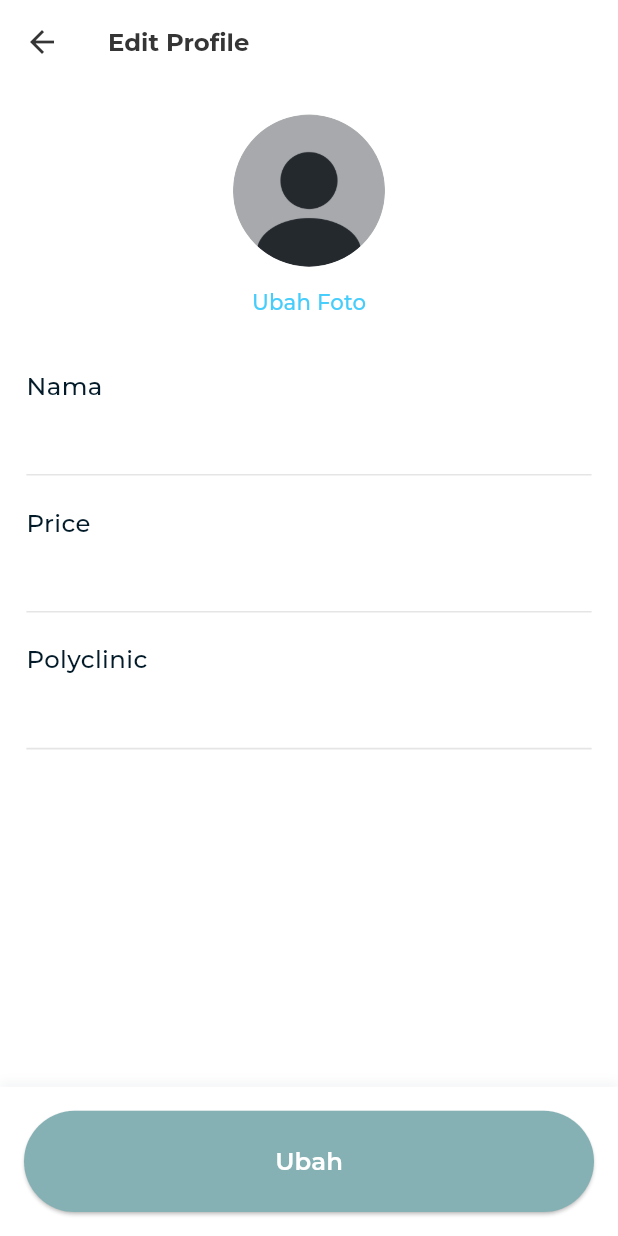
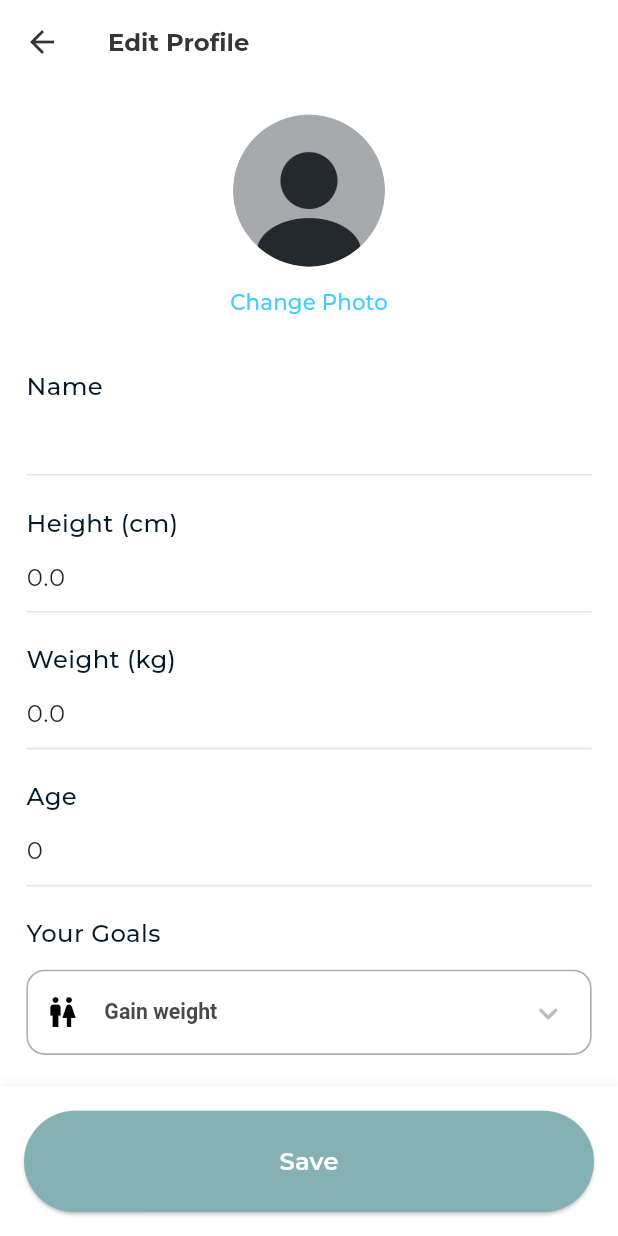
Before and after one commit to codeyzx/geats, a Flutter app: the ProfileEditPage screen opened directly with empty values, on a phone screen of 412 x 824 dp. Run offline on Flutter 3.47's test engine with Material 3 defaults, Android fonts, the phone set to English and light mode, and no system bars; our stand-ins replace cached_network_image, cloud_firestore, dio, firebase_auth, firebase_core, flutter_easyloading and 11 more; missing offline and left inert: camerawesome, google_mlkit_barcode_scanning; accounts and stored records are empty.

Commit message:
not fix edit profile

```diff
--- a/lib/src/features/auth/domain/request_user.dart
+++ b/lib/src/features/auth/domain/request_user.dart
@@ -1,16 +1,31 @@
 class RequestUser {
   final String? id;
   final String? name;
+  final double? height;
+  final double? weight;
+  final int? age;
+  final String? activity;
+  final String? weightGoal;
 
   RequestUser({
     this.id,
     this.name,
+    this.height,
+    this.weight,
+    this.age,
+    this.activity,
+    this.weightGoal,
   });
 
   factory RequestUser.fromJson(Map<String, dynamic> json) {
     return RequestUser(
       id: json['id'] ?? '',
       name: json['name'] ?? '',
+      height: json['height'] ?? 0.0,
+      weight: json['weight'] ?? 0.0,
+      age: json['age'] ?? 0,
+      activity: json['activity'] ?? '',
+      weightGoal: json['weightGoal'] ?? '',
     );
   }
 
@@ -18,16 +33,31 @@ class RequestUser {
     return <String, dynamic>{
       'id': id,
       'name': name,
+      'height': height,
+      'weight': weight,
+      'age': age,
+      'activity': activity,
+      'weightGoal': weightGoal,
     };
   }
 
   RequestUser copyWith({
     String? id,
     String? name,
+    double? height,
+    double? weight,
+    int? age,
+    String? activity,
+    String? weightGoal,
   }) {
     return RequestUser(
       id: id ?? this.id,
       name: name ?? this.name,
+      height: height ?? this.height,
+      weight: weight ?? this.weight,
+      age: age ?? this.age,
+      activity: activity ?? this.activity,
+      weightGoal: weightGoal ?? this.weightGoal,
     );
   }
 }
--- a/lib/src/features/common/application/common_service.dart
+++ b/lib/src/features/common/application/common_service.dart
@@ -48,7 +48,7 @@ class CommonService {
 
   Future<Result<String>> updateProfile(RequestUser user) async {
     var result = await _commonRepository.updateProfile(user);
-    await getProfile();
+
     return result.when(
       success: (data) {
         return Result.success(data);
--- a/lib/src/features/common/data/common_repository.dart
+++ b/lib/src/features/common/data/common_repository.dart
@@ -52,6 +52,7 @@ class CommonRepository {
   Future<Result<String>> updateProfile(RequestUser user) async {
     try {
       await requestUserDb.doc(user.id).update(user.toJson());
+      await getProfile(user.id.toString());
       return const Result.success('Success');
     } catch (e, st) {
       return Result.failure(NetworkExceptions.getFirebaseException(e), st);
--- a/lib/src/features/common/presentation/common_state.dart
+++ b/lib/src/features/common/presentation/common_state.dart
@@ -16,8 +16,8 @@ class CommonState {
   final String gender;
   final String age;
   final GlobalKey<FormState> formKey = GlobalKey<FormState>();
-  final Activity? activity;
-  final WeightGoal? weightGoal;
+  Activity? activity;
+  WeightGoal? weightGoal;
   final List<Map<String, String>> ageList;
   final AsyncValue<bool?> isGetLoading;
 
@@ -35,7 +35,7 @@ class CommonState {
     this.age = "10",
     this.activity = Activity.rare,
     this.weightGoal = WeightGoal.lose,
-    this.isGetLoading = const AsyncLoading(),
+    this.isGetLoading = const AsyncData(false),
   }) : ageList = List.generate(91, (index) => index + 10)
             .map((e) => {'value': e.toString(), 'text': e.toString()})
             .toList();
--- a/lib/src/features/profile/presentation/profile_controller.dart
+++ b/lib/src/features/profile/presentation/profile_controller.dart
@@ -9,8 +9,9 @@ class UserController extends StateNotifier<UserState> {
   final CommonService _commonService;
 
   final nameController = TextEditingController();
-  final priceController = TextEditingController();
-  final polyController = TextEditingController();
+  final heightController = TextEditingController();
+  final weightController = TextEditingController();
+  final ageController = TextEditingController();
 
   UserController(
     this._commonService,
@@ -18,9 +19,31 @@ class UserController extends StateNotifier<UserState> {
 
   void setData(User user) {
     nameController.text = user.name;
+    heightController.text = user.height.toString();
+    weightController.text = user.weight.toString();
+    ageController.text = user.age.toString();
+    state.activity = user.activity;
+    state.weightGoal = user.weightGoal;
+
     state = state.copyWith(
       user: user,
       userValue: AsyncData(user),
+    );
+  }
+
+  void setActivity(String? activity) {
+    state = state.copyWith(
+      activity: Activity.values.firstWhere(
+        (element) => element.name == activity,
+      ),
+    );
+  }
+
+  void setWeightGoal(String? weightGoal) {
+    state = state.copyWith(
+      weightGoal: WeightGoal.values.firstWhere(
+        (element) => element.name == weightGoal,
+      ),
     );
   }
 
@@ -32,6 +55,11 @@ class UserController extends StateNotifier<UserState> {
     final user = RequestUser(
       id: state.user!.id,
       name: nameController.text,
+      height: double.parse(heightController.text),
+      weight: double.parse(weightController.text),
+      age: int.parse(ageController.text),
+      activity: state.activity!.name,
+      weightGoal: state.weightGoal!.name,
     );
 
     final result = await _commonService.updateProfile(user);
@@ -53,8 +81,9 @@ class UserController extends StateNotifier<UserState> {
   @override
   void dispose() {
     nameController.dispose();
-    priceController.dispose();
-    polyController.dispose();
+    heightController.dispose();
+    weightController.dispose();
+    ageController.dispose();
     super.dispose();
   }
 }
--- a/lib/src/features/profile/presentation/profile_edit_page.dart
+++ b/lib/src/features/profile/presentation/profile_edit_page.dart
@@ -1,13 +1,15 @@
 import 'package:flutter/material.dart';
 import 'package:flutter_riverpod/flutter_riverpod.dart';
 import 'package:flutter_screenutil/flutter_screenutil.dart';
+import 'package:geats/src/common_widgets/input_form/dropdown_form_widget.dart';
+import 'package:geats/src/features/auth/domain/request_user.dart';
+import 'package:geats/src/features/common/presentation/common_controller.dart';
+import 'package:geats/src/features/common/presentation/common_state.dart';
 import 'package:go_router/go_router.dart';
 import 'package:hexcolor/hexcolor.dart';
 import 'package:geats/src/common_widgets/common_widgets.dart';
 import 'package:geats/src/constants/constants.dart';
 import 'package:geats/src/features/auth/domain/user.dart';
-import 'package:geats/src/features/profile/presentation/profile_controller.dart';
-import 'package:geats/src/features/profile/presentation/profile_state.dart';
 import 'package:geats/src/routes/routes.dart';
 import 'package:geats/src/shared/extensions/extensions.dart';
 import 'package:quickalert/quickalert.dart';
@@ -23,11 +25,13 @@ class ProfileEditPage extends ConsumerStatefulWidget {
 }
 
 class _ProfileEditPageState extends ConsumerState<ProfileEditPage> {
-  UserController get controller => ref.read(userControllerProvider.notifier);
-  UserState get state => ref.watch(userControllerProvider);
+  CommonController get controller =>
+      ref.read(commonControllerProvider.notifier);
+  CommonState get state => ref.watch(commonControllerProvider);
+
   TextEditingController get name => controller.nameController;
-  TextEditingController get price => controller.priceController;
-  TextEditingController get poly => controller.polyController;
+  TextEditingController get height => controller.heightController;
+  TextEditingController get weight => controller.weightController;
 
   @override
   void initState() {
@@ -40,6 +44,7 @@ class _ProfileEditPageState extends ConsumerState<ProfileEditPage> {
   @override
   Widget build(BuildContext context) {
     return Scaffold(
+      resizeToAvoidBottomInset: false,
       backgroundColor: Colors.white,
       appBar: AppBar(
         backgroundColor: Colors.white,
@@ -107,7 +112,7 @@ class _ProfileEditPageState extends ConsumerState<ProfileEditPage> {
                   child: TextButton(
                     onPressed: () {},
                     child: Text(
-                      "Ubah Foto",
+                      "Change Photo",
                       style: TypographyApp.eprofileBlueBtn,
                     ),
                   ),
@@ -116,7 +121,7 @@ class _ProfileEditPageState extends ConsumerState<ProfileEditPage> {
                   height: 20.h,
                 ),
                 Text(
-                  "Nama",
+                  "Name",
                   style: TypographyApp.eprofileLabel,
                 ),
                 TextFormField(
@@ -141,11 +146,11 @@ class _ProfileEditPageState extends ConsumerState<ProfileEditPage> {
                   height: 20.h,
                 ),
                 Text(
-                  "Price",
+                  "Height (cm)",
                   style: TypographyApp.eprofileLabel,
                 ),
                 TextFormField(
-                  controller: price,
+                  controller: height,
                   keyboardType: TextInputType.number,
                   decoration: InputDecoration(
                     border: UnderlineInputBorder(
@@ -167,11 +172,11 @@ class _ProfileEditPageState extends ConsumerState<ProfileEditPage> {
                   height: 20.h,
                 ),
                 Text(
-                  "Polyclinic",
+                  "Weight (kg)",
                   style: TypographyApp.eprofileLabel,
                 ),
                 TextFormField(
-                  controller: poly,
+                  controller: weight,
                   decoration: InputDecoration(
                     border: UnderlineInputBorder(
                       borderSide: BorderSide(
@@ -187,6 +192,75 @@ class _ProfileEditPageState extends ConsumerState<ProfileEditPage> {
                     ),
                   ),
                   style: TypographyApp.eprofileValue,
+                ),
+                SizedBox(
+                  height: 20.h,
+                ),
+                Text(
+                  "Age",
+                  style: TypographyApp.eprofileLabel,
+                ),
+                TextFormField(
+                  controller: controller.ageController,
+                  decoration: InputDecoration(
+                    border: UnderlineInputBorder(
+                      borderSide: BorderSide(
+                        color: HexColor('#E5E5E5'),
+                        width: 1.w,
+                      ),
+                    ),
+                    enabledBorder: UnderlineInputBorder(
+                      borderSide: BorderSide(
+                        color: HexColor('#E5E5E5'),
+                        width: 1.w,
+                      ),
+                    ),
+                  ),
+                  style: TypographyApp.eprofileValue,
+                ),
+                SizedBox(
+                  height: 20.h,
+                ),
+                Text(
+                  "Your Goals",
+                  style: TypographyApp.eprofileLabel,
+                ),
+                Gap.h12,
+                DropdownFormWidget(
+                  value: state.weightGoal?.name ?? '',
+                  list: const [
+                    {'value': 'gain', 'text': 'Gain weight'},
+                    {'value': 'maintain', 'text': 'Maintain weight'},
+                    {'value': 'lose', 'text': 'Lose weight'},
+                  ],
+                  prefixIcon: Icons.wc,
+                  onChanged: (value) {
+                    if (value.isNotNull()) {
+                      controller.setWeightGoal(value);
+                    }
+                  },
+                ),
+                SizedBox(
+                  height: 20.h,
+                ),
+                Text(
+                  "Your Activity",
+                  style: TypographyApp.eprofileLabel,
+                ),
+                Gap.h12,
+                DropdownFormWidget(
+                  value: state.activity?.name ?? '',
+                  list: const [
+                    {'value': 'rare', 'text': 'Little or no exercise'},
+                    {'value': 'medium', 'text': '2-3 exercise/weeks'},
+                    {'value': 'active', 'text': 'Very active'},
+                  ],
+                  prefixIcon: Icons.wc,
+                  onChanged: (value) {
+                    if (value.isNotNull()) {
+                      controller.setActivity(value);
+                    }
+                  },
                 ),
                 SizedBox(
                   height: 150.h,
@@ -212,10 +286,28 @@ class _ProfileEditPageState extends ConsumerState<ProfileEditPage> {
             backgroundColor: ColorApp.primary,
             padding: EdgeInsets.symmetric(horizontal: 87.w, vertical: 18.h),
           ),
-          onPressed: state.loadingValue is AsyncLoading
+          onPressed: state.isGetLoading is AsyncLoading
               ? null
               : () async {
-                  await controller.updateProfile();
+                  final user = RequestUser(
+                    id: state.user!.id,
+                    name: controller.nameController.text,
+                    height: double.parse(controller.heightController.text),
+                    weight: double.parse(controller.weightController.text),
+                    age: int.parse(controller.ageController.text),
+                    activity: state.activity!.name,
+                    weightGoal: state.weightGoal!.name,
+                  );
+                  final calculate = controller.calculateDiet(
+                      gender: '${state.user?.gender.name}',
+                      age: int.parse(controller.ageController.text),
+                      weight: double.parse(controller.weightController.text),
+                      height: double.parse(controller.heightController.text),
+                      activity: state.activity!,
+                      weightGoal: state.weightGoal!);
+                  await controller.updateProfile(user);
+                  await controller.updateDiet(calculate);
+
                   Future.delayed(const Duration(seconds: 1), () {
                     QuickAlert.show(
                         context: context,
@@ -229,10 +321,10 @@ class _ProfileEditPageState extends ConsumerState<ProfileEditPage> {
                         });
                   });
                 },
-          child: state.loadingValue is AsyncLoading
+          child: state.isGetLoading is AsyncLoading
               ? const LoadingWidget()
               : Text(
-                  'Ubah',
+                  "Save",
                   style: TypographyApp.homeOnBtn,
                 ),
         ),
--- a/lib/src/features/profile/presentation/profile_state.dart
+++ b/lib/src/features/profile/presentation/profile_state.dart
@@ -5,22 +5,30 @@ class UserState {
   final AsyncValue<User?> userValue;
   final AsyncValue<String?> loadingValue;
   final User? user;
+  Activity? activity;
+  WeightGoal? weightGoal;
 
   UserState({
     this.userValue = const AsyncLoading(),
     this.loadingValue = const AsyncData(''),
     this.user,
+    this.activity,
+    this.weightGoal,
   });
 
   UserState copyWith({
     AsyncValue<User?>? userValue,
     AsyncValue<String?>? loadingValue,
     User? user,
+    Activity? activity,
+    WeightGoal? weightGoal,
   }) {
     return UserState(
       userValue: userValue ?? this.userValue,
       loadingValue: loadingValue ?? this.loadingValue,
       user: user ?? this.user,
+      activity: activity ?? this.activity,
+      weightGoal: weightGoal ?? this.weightGoal,
     );
   }
 }
```
Also changed, not shown: lib/src/features/common/presentation/common_controller.dart (+48 -1 lines), lib/src/features/profile/presentation/profile_page.dart (+16 -69 lines).
